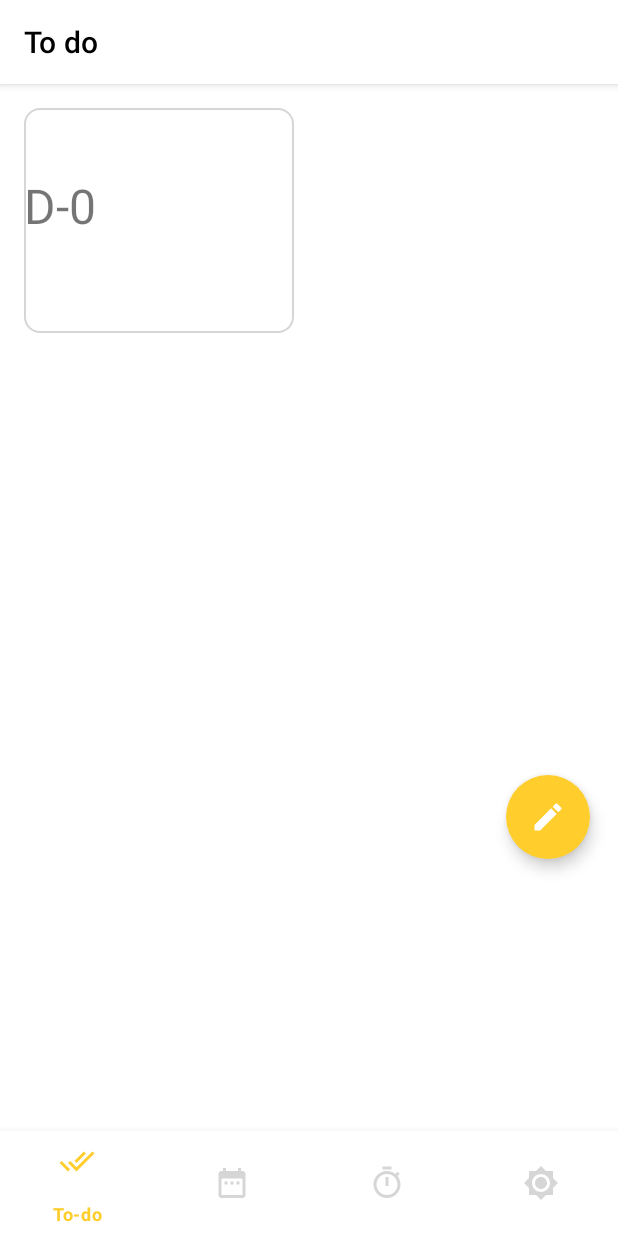
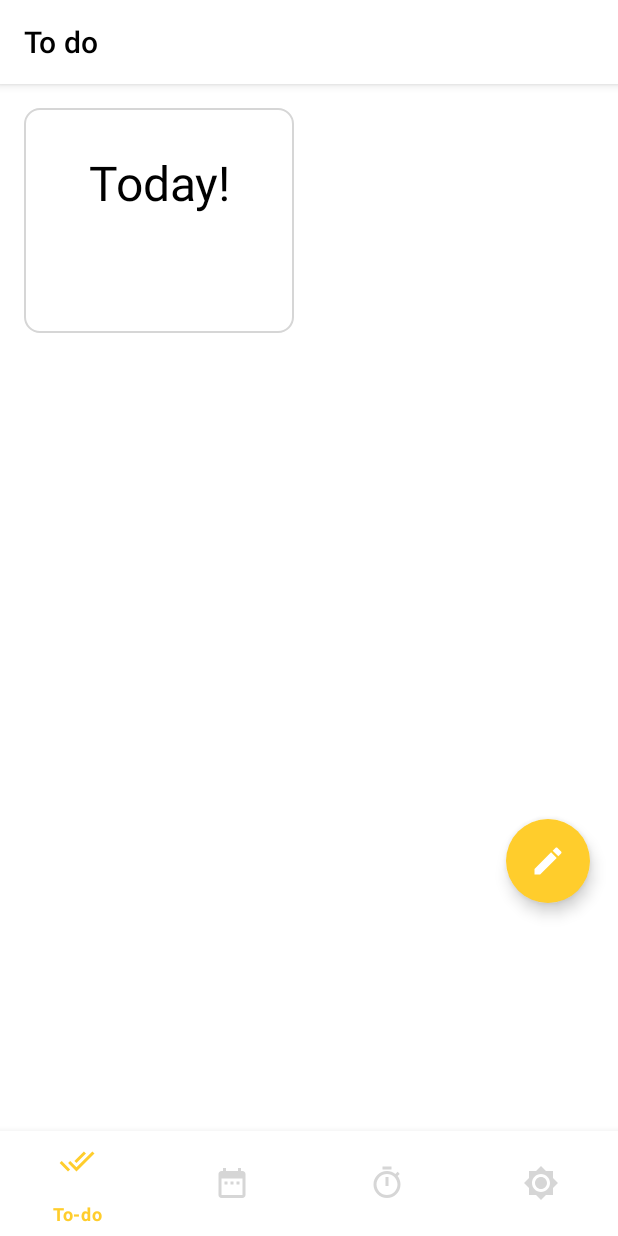
Before and after one commit to jian03/studyNugu, an Android app: the fragment DdayFragment placed in its activity, on a phone screen of 412 x 824 dp. Run offline under Robolectric (Android 15) with nearby library versions, the phone set to English and light mode, and no system bars; our stand-ins replace Room's generated code.

Commit message:
Dday update - 레이아웃 정렬, dday계산 가능

```diff
--- a/app/build.gradle
+++ b/app/build.gradle
@@ -36,6 +36,7 @@ dependencies {
     implementation 'androidx.legacy:legacy-support-v4:1.0.0'
     implementation 'androidx.room:room-runtime:2.3.0'
     implementation 'org.jetbrains:annotations:15.0'
+    implementation 'com.sothree.slidinguppanel:library:3.4.0'
     testImplementation 'junit:junit:4.13.2'
     androidTestImplementation 'androidx.test.ext:junit:1.1.2'
     androidTestImplementation 'androidx.test.espresso:espresso-core:3.3.0'
--- a/app/src/main/java/com/sonogong/studynugu/DdayAdapter.java
+++ b/app/src/main/java/com/sonogong/studynugu/DdayAdapter.java
@@ -18,6 +18,16 @@ public class DdayAdapter extends RecyclerView.Adapter<DdayAdapter.ViewHolder> {
     private ArrayList<String> mDataTitle = null;
     private ArrayList<String> mDataDday = null;
 
+    private OnItemLongClickListener mLongListener = null;
+
+    public interface OnItemLongClickListener{
+        void onItemLongClick(View v, int pos);
+    }
+
+    public void setOnItemLongClickListener(OnItemLongClickListener listener){
+        this.mLongListener = listener;
+    }
+
     public class ViewHolder extends RecyclerView.ViewHolder{
         TextView titleItem;
         TextView ddayItem;
@@ -27,6 +37,17 @@ public class DdayAdapter extends RecyclerView.Adapter<DdayAdapter.ViewHolder> {
 
             titleItem = itemView.findViewById(R.id.titleItem);
             ddayItem = itemView.findViewById(R.id.ddayItem);
+
+            itemView.setOnLongClickListener(new View.OnLongClickListener(){
+                @Override
+                public boolean onLongClick(View v) {
+                    int pos = getAdapterPosition();
+                    if(pos != RecyclerView.NO_POSITION){
+                        mLongListener.onItemLongClick(v, pos);
+                    }
+                    return true;
+                }
+            });
         }
     }
 
--- a/app/src/main/java/com/sonogong/studynugu/DdayFragment.java
+++ b/app/src/main/java/com/sonogong/studynugu/DdayFragment.java
@@ -6,20 +6,18 @@ import androidx.annotation.NonNull;
 import androidx.annotation.Nullable;
 import androidx.fragment.app.Fragment;
 import androidx.recyclerview.widget.GridLayoutManager;
-import androidx.recyclerview.widget.LinearLayoutManager;
 import androidx.recyclerview.widget.RecyclerView;
 import androidx.room.Room;
 
-import android.util.DisplayMetrics;
 import android.util.Log;
-import android.view.Display;
 import android.view.LayoutInflater;
 import android.view.View;
 import android.view.ViewGroup;
-import android.widget.TextView;
+import android.widget.Toast;
 
 import com.google.android.material.floatingactionbutton.FloatingActionButton;
 
+import java.text.ParseException;
 import java.text.SimpleDateFormat;
 import java.util.ArrayList;
 import java.util.Calendar;
@@ -37,17 +35,6 @@ public class DdayFragment extends Fragment implements View.OnClickListener {
                              @Nullable Bundle savedInstanceState) {
         View v = inflater.inflate(R.layout.fragment_dday, container, false);
 
-        Display display = getActivity().getWindowManager().getDefaultDisplay();
-        DisplayMetrics outMetrics = new DisplayMetrics ();
-        display.getMetrics(outMetrics);
-
-        float density = getResources().getDisplayMetrics().density;
-        float dpHeight = outMetrics.heightPixels / density;
-        float dpWidth = outMetrics.widthPixels / density;
-
-        //dp별 layout 별도 적용
-        Log.d("Device dp","dpHeight : : "+dpHeight+"  dpWidth : "+dpWidth+"  density : "+density);
-
         write = v.findViewById(R.id.floatingActionButton);
         write.setOnClickListener(this);
 
@@ -60,14 +47,25 @@ public class DdayFragment extends Fragment implements View.OnClickListener {
         dateList = (ArrayList<String>) ddayDAO.findDate();
 
         //dday 계산한 결과값을 넣어줌
-        ArrayList<String> temp = new ArrayList<String>();
-        temp = ddayCal(dateList);
+        ArrayList<String> temp = new ArrayList<>();
+        try {
+            temp = ddayCal(dateList);
+        } catch (ParseException e) {
+            e.printStackTrace();
+        }
 
         RecyclerView recyclerView = v.findViewById(R.id.DdayList);
         recyclerView.setLayoutManager(new GridLayoutManager(getActivity(), 2));
 
         DdayAdapter adapter = new DdayAdapter(titleList, temp);
         recyclerView.setAdapter(adapter);
+
+        adapter.setOnItemLongClickListener(new DdayAdapter.OnItemLongClickListener(){
+            @Override
+            public void onItemLongClick(View v, int pos) {
+                Toast.makeText(getActivity(), "삭제 만들 예정", Toast.LENGTH_SHORT).show();
+            }
+        });
 
         return v;
 
@@ -83,23 +81,27 @@ public class DdayFragment extends Fragment implements View.OnClickListener {
         }
     }
 
-    public ArrayList<String> ddayCal(ArrayList<String> ddayList){
+    public ArrayList<String> ddayCal(ArrayList<String> ddayList) throws ParseException {
         ArrayList<String> cal = new ArrayList<String>();
         for(int i = 0; i < ddayList.size(); i++) {
             //dday 계산
-            String dday = "";
-            Calendar calendar = Calendar.getInstance();
-            dday += calendar.get(Calendar.YEAR);
-            if ((calendar.get(Calendar.MONTH)+1) < 10)
-                dday += "0" + (calendar.get(Calendar.MONTH)+1);
+            Calendar todayCal = Calendar.getInstance();
+            Calendar ddayCal = Calendar.getInstance();
+            int year = Integer.parseInt(ddayList.get(i).substring(0, 4));
+            int month = Integer.parseInt(ddayList.get(i).substring(4, 6))-1;
+            int day = Integer.parseInt(ddayList.get(i).substring(6, 8));
+            ddayCal.set(year, month, day);
+
+            long today = todayCal.getTimeInMillis()/86400000;
+            long dday = ddayCal.getTimeInMillis()/86400000;
+            long count = dday - today;
+
+            if(count == 0)
+                cal.add(i, "Today!");
+            else if(count < 0)
+                cal.add(i, "D+" + Math.abs(count));
             else
-                dday += (calendar.get(Calendar.MONTH)+1);
-            if (calendar.get(Calendar.DATE) < 10)
-                dday += "0" + calendar.get(Calendar.DATE);
-            else
-                dday += calendar.get(Calendar.DATE);
-            int temp = Integer.parseInt(ddayList.get(i)) - Integer.parseInt(dday);
-            cal.add(i, "D-" + temp);
+                cal.add(i, "D-" + count);
         }
         return cal;
     }
--- a/app/src/main/res/layout/dday_item.xml
+++ b/app/src/main/res/layout/dday_item.xml
@@ -6,25 +6,37 @@
     android:layout_height="wrap_content"
     android:orientation="vertical">
 
-    <LinearLayout
+    <androidx.constraintlayout.widget.ConstraintLayout
         android:layout_width="180dp"
         android:layout_height="150dp"
         android:layout_margin="8dp"
-        android:background="@drawable/all_corner_radius"
-        android:orientation="vertical">
+        android:background="@drawable/all_corner_radius">
 
         <TextView
             android:id="@+id/titleItem"
             android:layout_width="wrap_content"
             android:layout_height="wrap_content"
-            android:text="item"
-            android:textSize="32sp" />
+            android:text="title"
+            android:textSize="26sp"
+            app:layout_constraintBottom_toBottomOf="parent"
+            app:layout_constraintEnd_toEndOf="parent"
+            app:layout_constraintHorizontal_bias="0.503"
+            app:layout_constraintStart_toStartOf="parent"
+            app:layout_constraintTop_toTopOf="parent"
+            app:layout_constraintVertical_bias="0.773" />
 
         <TextView
             android:id="@+id/ddayItem"
             android:layout_width="wrap_content"
             android:layout_height="wrap_content"
-            android:text="item"
-            android:textSize="32sp" />
-    </LinearLayout>
+            android:text="D-day"
+            android:textColor="@color/black"
+            android:textSize="32sp"
+            app:layout_constraintBottom_toBottomOf="parent"
+            app:layout_constraintEnd_toEndOf="parent"
+            app:layout_constraintHorizontal_bias="0.505"
+            app:layout_constraintStart_toStartOf="parent"
+            app:layout_constraintTop_toTopOf="parent"
+            app:layout_constraintVertical_bias="0.261" />
+    </androidx.constraintlayout.widget.ConstraintLayout>
 </LinearLayout>
--- a/app/src/main/res/layout/fragment_dday.xml
+++ b/app/src/main/res/layout/fragment_dday.xml
@@ -4,6 +4,7 @@
     xmlns:tools="http://schemas.android.com/tools"
     android:layout_width="match_parent"
     android:layout_height="match_parent"
+    android:layout_marginBottom="100dp"
     tools:context=".DdayFragment">
 
 
@@ -11,10 +12,7 @@
         android:id="@+id/DdayList"
         android:layout_width="match_parent"
         android:layout_height="match_parent"
-        android:layout_marginStart="8dp"
-        android:layout_marginTop="8dp"
-        android:layout_marginEnd="8dp"
-        android:layout_marginBottom="136dp"
+        android:layout_margin="8dp"
         app:layout_constraintBottom_toBottomOf="parent"
         app:layout_constraintEnd_toEndOf="parent"
         app:layout_constraintHorizontal_bias="1.0"
@@ -29,17 +27,16 @@
         android:id="@+id/floatingActionButton"
         android:layout_width="wrap_content"
         android:layout_height="wrap_content"
-        android:layout_marginBottom="120dp"
+        android:backgroundTint="@color/iconSelect"
         android:clickable="true"
+        android:src="@drawable/ic_edit"
         app:borderWidth="0dp"
-        android:backgroundTint="@color/iconSelect"
-        android:src="@drawable/ic_edit"
-        app:tint="#FFFFFF"
         app:layout_constraintBottom_toBottomOf="parent"
         app:layout_constraintEnd_toEndOf="parent"
         app:layout_constraintHorizontal_bias="0.954"
         app:layout_constraintStart_toStartOf="parent"
         app:layout_constraintTop_toTopOf="parent"
-        app:layout_constraintVertical_bias="0.948" />
+        app:layout_constraintVertical_bias="0.969"
+        app:tint="#FFFFFF" />
 
 </androidx.constraintlayout.widget.ConstraintLayout>
```
Also changed, not shown: app/src/main/java/com/sonogong/studynugu/DdayAddDialog.java (+11 -6 lines), app/src/main/java/com/sonogong/studynugu/TimerFragment.java (+9 -1 lines), app/src/main/res/layout/fragment_timer.xml (+70 -7 lines).
